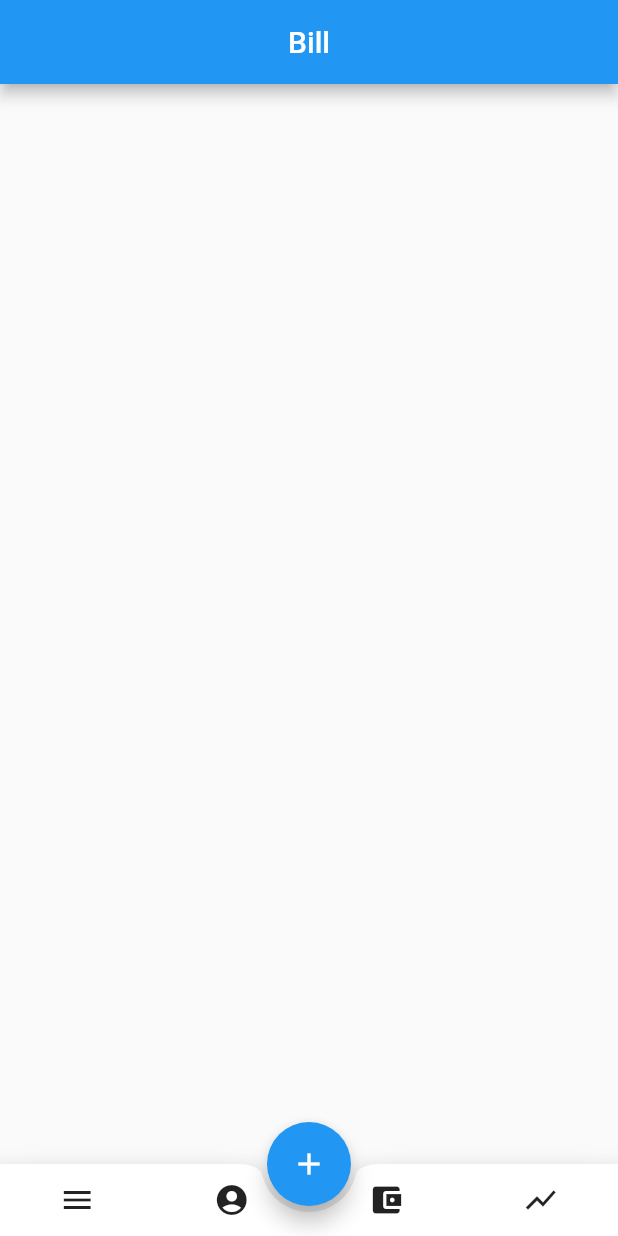
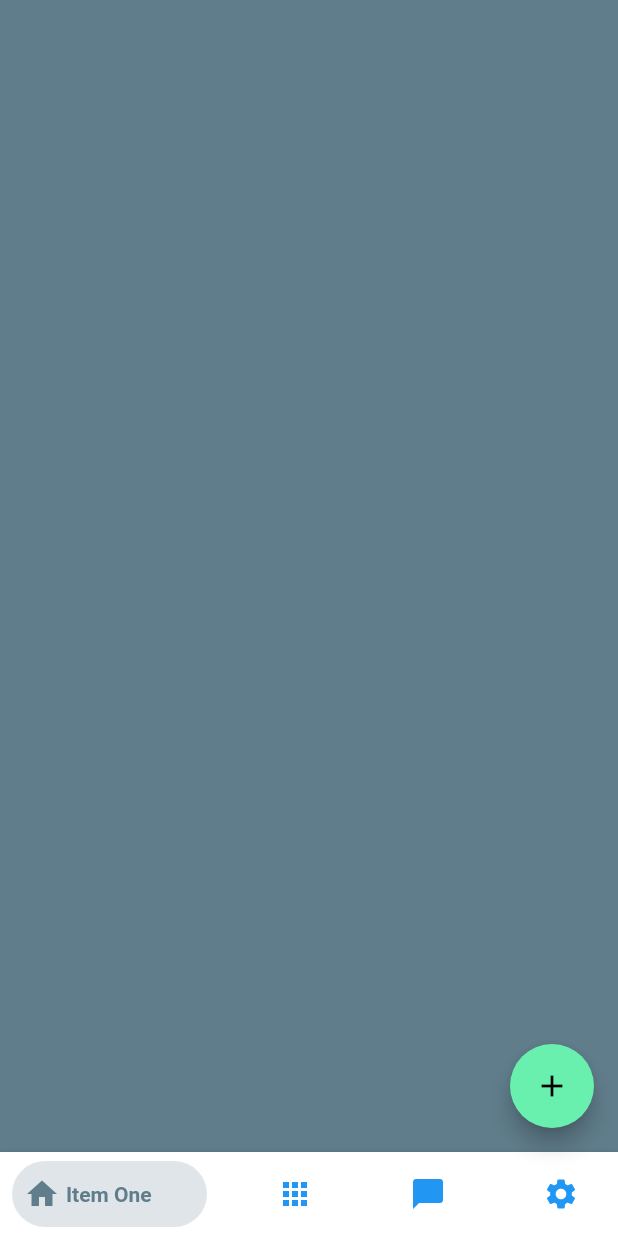
Before and after one commit to joao1559/bill_app, a Flutter app: the Home screen opened directly, on a phone screen of 412 x 824 dp. Run offline on Flutter 3.47's test engine with Material 2 defaults, Android fonts, the phone set to English and light mode, and no system bars; drawn by our look-alikes of bottom_navy_bar; our stand-ins replace flutter_login; Roboto replaces fonts that are missing (NotoSans).

```diff
--- a/lib/ui/screens/home.dart
+++ b/lib/ui/screens/home.dart
@@ -1,45 +1,81 @@
+import 'package:bottom_navy_bar/bottom_navy_bar.dart';
 import 'package:flutter/material.dart';
 
-class Home extends StatelessWidget {
+class Home extends StatefulWidget {
+  @override
+  _HomeState createState() => _HomeState();
+}
+
+class _HomeState extends State<Home> {
+
+  int _currentIndex = 0;
+  PageController _pageController;
+
+  @override
+  void initState() {
+    super.initState();
+    _pageController = PageController();
+  }
+
+  @override
+  void dispose() {
+    _pageController.dispose();
+    super.dispose();
+  }
+
   @override
   Widget build(BuildContext context) {
-    return new Scaffold(
-      appBar: AppBar(
-        title: Text('Bill'),
-        centerTitle: true,
-      ),
-      floatingActionButtonLocation: FloatingActionButtonLocation.centerDocked,
-      floatingActionButton: FloatingActionButton(
-        child: const Icon(Icons.add),
-        onPressed: () {},
-      ),
-      bottomNavigationBar: BottomAppBar(
-        color: Colors.white,
-        elevation: 10,
-        shape: CircularNotchedRectangle(),
-        notchMargin: 4.0,
-        child: new Row(
-          mainAxisSize: MainAxisSize.max,
-          mainAxisAlignment: MainAxisAlignment.spaceAround,
+    return Scaffold(
+      body: SizedBox.expand(
+        child: PageView(
+          controller: _pageController,
+          onPageChanged: (index) {
+            setState(() => _currentIndex = index);
+          },
           children: <Widget>[
-            IconButton(
-              icon: Icon(Icons.menu),
-              onPressed: () {},
-            ),
-            IconButton(
-              icon: Icon(Icons.account_circle),
-              onPressed: () {},
-            ),
-            IconButton(
-              icon: Icon(Icons.account_balance_wallet),
-              onPressed: () {},
-            ),
-            IconButton(
-              icon: Icon(Icons.show_chart),
-              onPressed: () {},
-            ),
+            Container(color: Colors.blueGrey,),
+            Container(color: Colors.red,),
+            Container(color: Colors.green,),
+            Container(color: Colors.blue,),
           ],
         ),
+      ),
+      bottomNavigationBar: BottomNavyBar(
+        selectedIndex: _currentIndex,
+        onItemSelected: (index) {
+          setState(() => _currentIndex = index);
+          _pageController.jumpToPage(index);
+        },
+        items: <BottomNavyBarItem>[
+          BottomNavyBarItem(
+            activeColor: Colors.blueGrey,
+            inactiveColor: Colors.blue,
+            title: Text('Item One'),
+            icon: Icon(Icons.home)
+          ),
+          BottomNavyBarItem(
+            activeColor: Colors.red,
+            inactiveColor: Colors.blue,
+            title: Text('Item One'),
+            icon: Icon(Icons.apps)
+          ),
+          BottomNavyBarItem(
+            activeColor: Colors.green,
+            inactiveColor: Colors.blue,
+            title: Text('Item One'),
+            icon: Icon(Icons.chat_bubble)
+          ),
+          BottomNavyBarItem(
+            activeColor: Colors.blue,
+            inactiveColor: Colors.blue,
+            title: Text('Item One'),
+            icon: Icon(Icons.settings)
+          ),
+        ],
+      ),
+      floatingActionButton: FloatingActionButton(
+        onPressed: () {},
+        child: Icon(Icons.add),
       ),
     );
   }
--- a/pubspec.yaml
+++ b/pubspec.yaml
@@ -23,6 +23,9 @@ dependencies:
   # The following adds the Cupertino Icons font to your application.
   # Use with the CupertinoIcons class for iOS style icons.
   cupertino_icons: ^0.1.2
+
+  bottom_navy_bar: ^5.3.2
+  flutter_login: ^1.0.14
 
 dev_dependencies:
   flutter_test:
```
Also changed, not shown: lib/main.dart (+17 -12 lines), lib/ui/screens/login.dart (added, +52 -0 lines), pubspec.lock.
